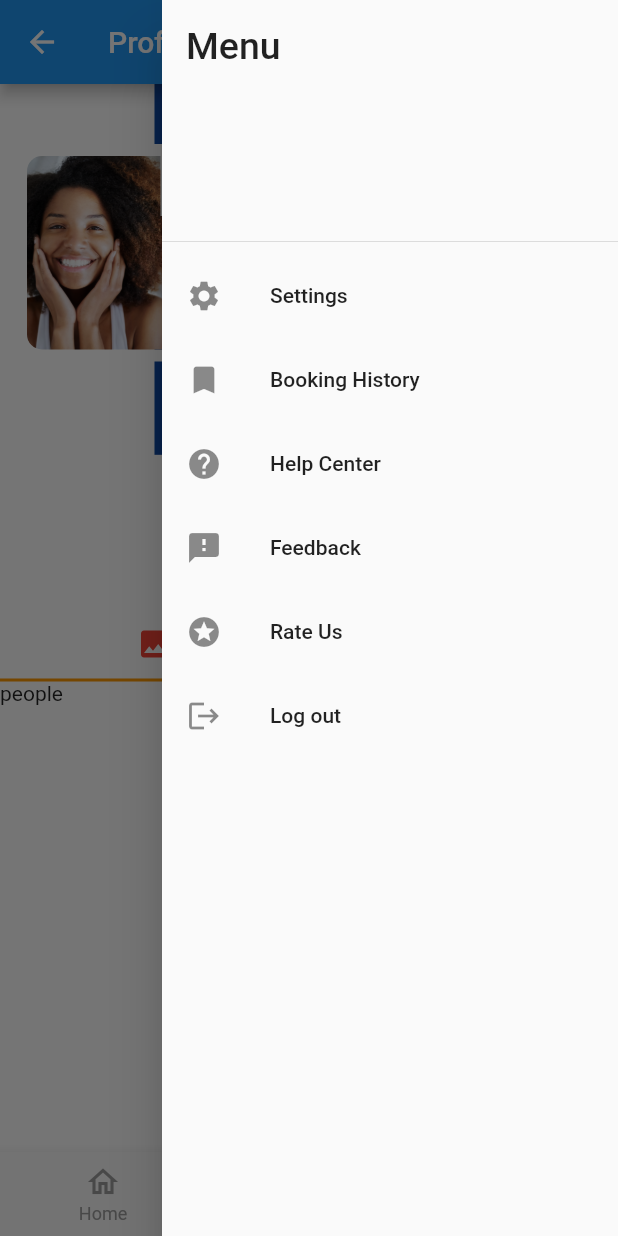
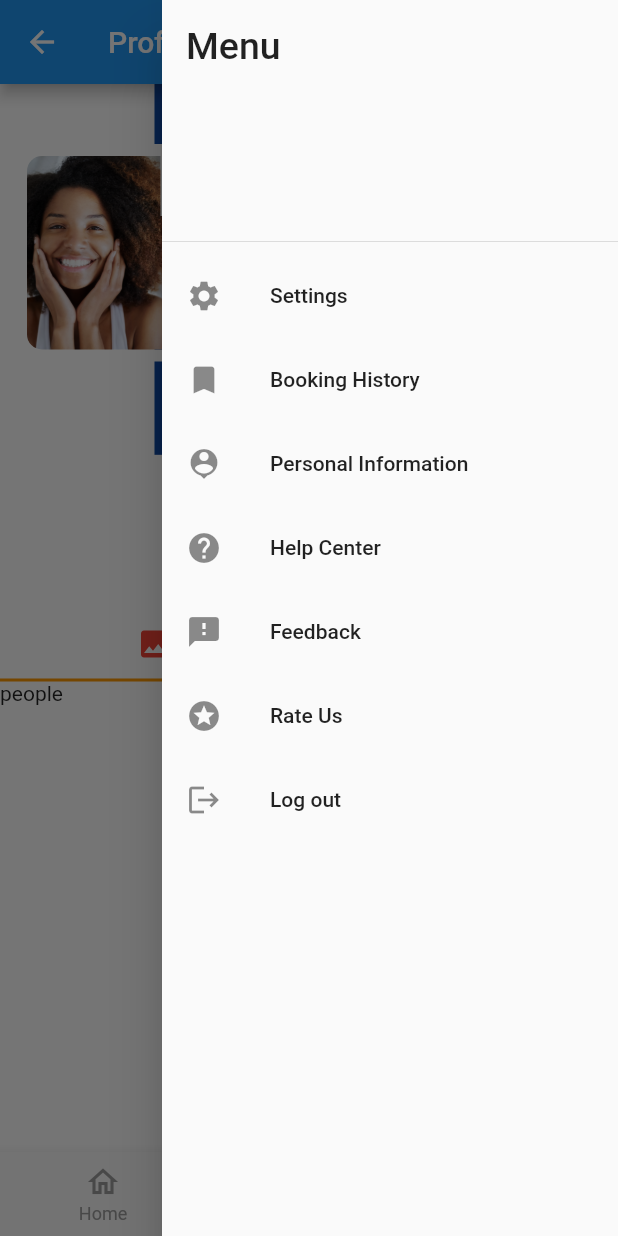
Before and after one commit to reewaz401/trabeely_app, a Flutter app: the TabsScreen screen opened by its route, item 3 of the bottom bar chosen, with the side drawer open, on a phone screen of 412 x 824 dp. Run offline on Flutter 3.47's test engine with Material 2 defaults, Android fonts, the light colour scheme and no system bars; our stand-ins replace bubble_tab_indicator, carousel_pro, cool_alert, date_time_picker, flutter_svg, image_picker and 4 more; missing offline and left inert: barcode_scan_fix; accounts and stored records are empty; network calls fail; project files that could hold a hidden picture were left out.

Commit message:
personal info

```diff
--- a/lib/screens/tabsScreen/tabs_screen.dart
+++ b/lib/screens/tabsScreen/tabs_screen.dart
@@ -4,6 +4,7 @@ import 'package:travel/components/uploadPhoto.dart';
 import 'package:travel/screens/CreateTour/createTour.dart';
 import 'package:shared_preferences/shared_preferences.dart';
 import 'package:travel/screens/Settings/helpCenter.dart';
+import 'package:travel/screens/Settings/userProfileEdit.dart';
 import 'package:travel/screens/Settings/writeToUs.dart';
 import 'package:travel/screens/homePage/components/search_widget.dart';
 import 'package:travel/screens/storyFeedScreen/components/addStory_screen.dart';
@@ -217,7 +218,8 @@ class _TabsScreenState extends State<TabsScreen> {
         //     }));
         //   },
         // ),
-
+        listTile(
+            context, "Personal Information", ProfileData(), Icons.person_pin),
         listTile(context, 'Help Center', HelpCenter(), Icons.help),
         listTile(context, 'Feedback', WriteToUs(), Icons.feedback),
         listTile(context, 'Rate Us', WriteToUs(), Icons.stars),
```
